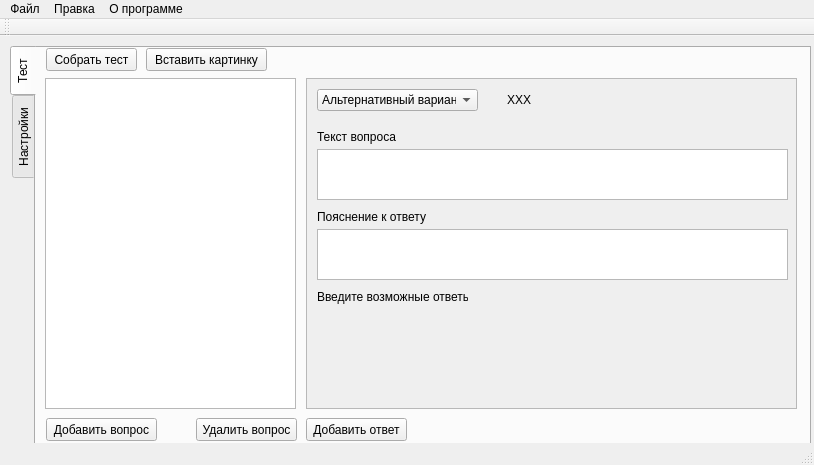
First picture: the form in mainwindow.ui, repository ImTema/createAndroidTest, before the edit.
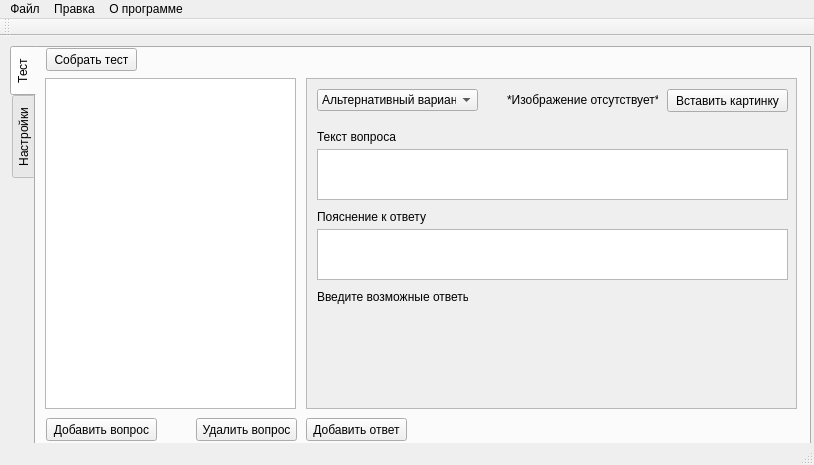
Second picture: the form after the edit.

What changed in the file:
```diff
--- a/mainwindow.ui
+++ b/mainwindow.ui
@@ -212,12 +212,25 @@
          <rect>
           <x>200</x>
           <y>10</y>
-          <width>281</width>
+          <width>151</width>
           <height>21</height>
          </rect>
         </property>
         <property name="text">
-         <string>XXX</string>
+         <string>*Изображение отсутствует*</string>
+        </property>
+       </widget>
+       <widget class="QPushButton" name="insertImage">
+        <property name="geometry">
+         <rect>
+          <x>360</x>
+          <y>10</y>
+          <width>121</width>
+          <height>23</height>
+         </rect>
+        </property>
+        <property name="text">
+         <string>Вставить картинку</string>
         </property>
        </widget>
       </widget>
@@ -274,19 +287,6 @@
        <string>Добавить ответ</string>
       </property>
      </widget>
-     <widget class="QPushButton" name="insertImage">
-      <property name="geometry">
-       <rect>
-        <x>110</x>
-        <y>0</y>
-        <width>121</width>
-        <height>23</height>
-       </rect>
-      </property>
-      <property name="text">
-       <string>Вставить картинку</string>
-      </property>
-     </widget>
     </widget>
     <widget class="QWidget" name="tab_2">
      <attribute name="title">
```
Left out of the diff: 2 changed lines with no effect on the pictures.
